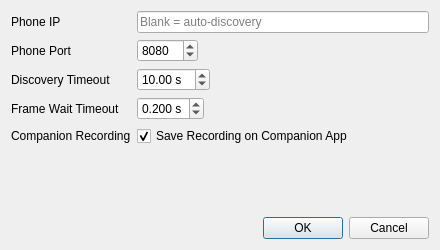
The window that settings.ui (caenrigen/syntalos_pupil_labs_neon) describes before a commit, drawn with Qt 5.
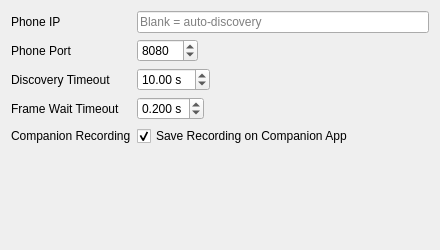
The same window after the commit.

Commit message: Settings GUI: Drop OK/Cancel buttons

The edit to the form file:
```diff
--- a/settings.ui
+++ b/settings.ui
@@ -130,29 +130,6 @@
      </item>
     </layout>
    </item>
-   <item>
-    <spacer name="verticalSpacer">
-     <property name="orientation">
-      <enum>Qt::Vertical</enum>
-     </property>
-     <property name="sizeHint" stdset="0">
-      <size>
-       <width>20</width>
-       <height>40</height>
-      </size>
-     </property>
-    </spacer>
-   </item>
-   <item>
-    <widget class="QDialogButtonBox" name="buttonBox">
-     <property name="orientation">
-      <enum>Qt::Horizontal</enum>
-     </property>
-     <property name="standardButtons">
-      <set>QDialogButtonBox::Cancel|QDialogButtonBox::Ok</set>
-     </property>
-    </widget>
-   </item>
   </layout>
  </widget>
  <resources/>
```
Left out of the diff: 15 changed lines with no effect on the pictures. The commit also changes 1 other file.
